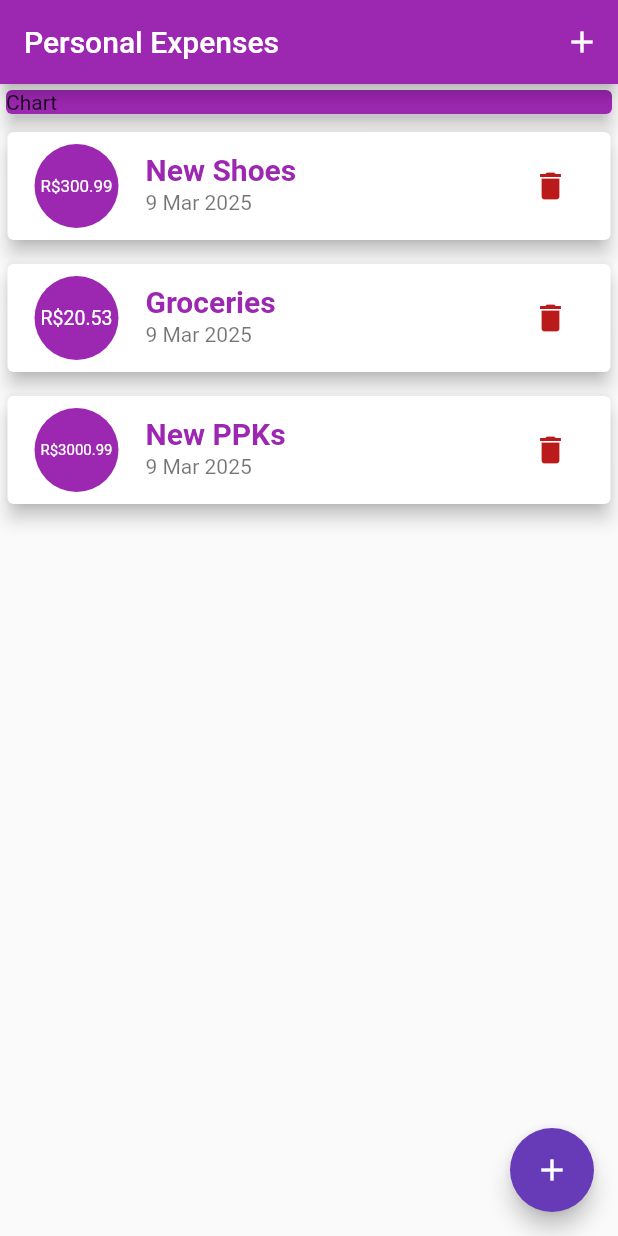
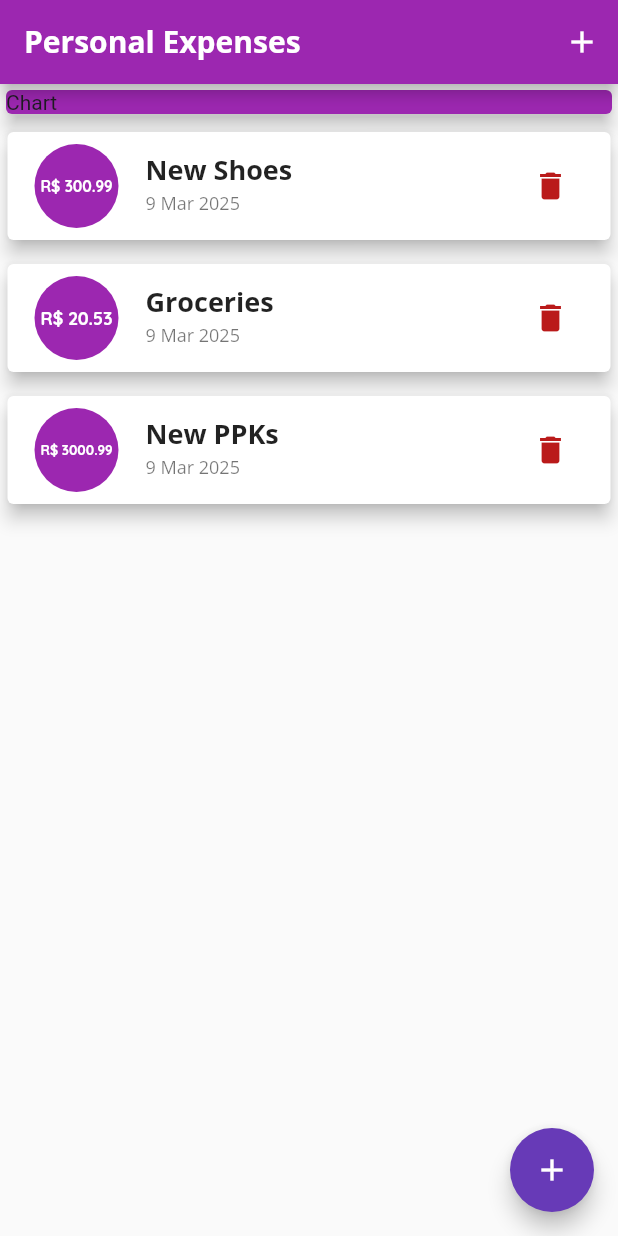
Before and after one commit to dilersik/personal-expenses-flutter, a Flutter app: the screen it shows after launch, on a phone screen of 412 x 824 dp. Run offline on Flutter 3.47's test engine with Material 3 defaults, Android fonts, the phone set to English and light mode, and no system bars.

Commit message:
116. Fontes Personalizadas & Theme

```diff
--- a/lib/components/transaction_list.dart
+++ b/lib/components/transaction_list.dart
@@ -31,20 +31,23 @@ class TransactionList extends StatelessWidget {
                 child: Padding(
                   padding: const EdgeInsets.all(6),
                   child: FittedBox(
-                    child: Text('R\$${transaction.value}'),
+                    child: Text(
+                      'R\$ ${transaction.value}',
+                      style: TextStyle(
+                        fontSize: 16,
+                        fontWeight: FontWeight.bold,
+                      ),
+                    ),
                   ),
                 ),
               ),
               title: Text(
                 transaction.title,
-                style: TextStyle(
-                  fontWeight: FontWeight.bold,
-                  fontSize: 20,
-                  color: Theme.of(context).colorScheme.primary,
-                ),
+                style: Theme.of(context).textTheme.titleLarge,
               ),
               subtitle: Text(
                 DateFormat('d MMM y').format(transaction.date),
+                style: Theme.of(context).textTheme.bodySmall,
               ),
               trailing: IconButton(
                 icon: Icon(Icons.delete),
--- a/lib/main.dart
+++ b/lib/main.dart
@@ -22,12 +22,30 @@ class ExpensesApp extends StatelessWidget {
         appBarTheme: AppBarTheme(
           backgroundColor: Colors.purple,
           foregroundColor: Colors.white,
+          titleTextStyle: TextStyle(
+            fontFamily: 'OpenSans',
+            fontSize: 20,
+            fontWeight: FontWeight.bold,
+          ),
         ),
         colorScheme: ColorScheme.fromSeed(
           seedColor: Colors.purple, // Use a solid color
           primary: Colors.purple,
           secondary: Colors.deepPurple, // More readable secondary color
           tertiary: Colors.white,
+        ),
+        fontFamily: "Quicksand",
+        textTheme: ThemeData.light().textTheme.copyWith(
+          titleLarge: TextStyle(
+            fontFamily: 'OpenSans',
+            fontSize: 18,
+            fontWeight: FontWeight.bold,
+          ),
+          bodySmall: TextStyle(
+            fontFamily: 'OpenSans',
+            fontSize: 12,
+            color: Colors.black54,
+          ),
         ),
       ),
     );
@@ -93,9 +111,7 @@ class _MyHomePageState extends State<MyHomePage> {
   Widget build(BuildContext context) {
     return Scaffold(
       appBar: AppBar(
-        title: Text(
-          'Personal Expenses',
-        ),
+        title: Text('Personal Expenses'),
         actions: [
           IconButton(
             onPressed: () => _openTransactionFormModal(context),
```
Also changed, not shown: pubspec.yaml (+11 -6 lines), assets/fonts/OpenSans-Bold.ttf (added), assets/fonts/OpenSans-Regular.ttf (added), assets/fonts/Quicksand-Bold.ttf (added), assets/fonts/Quicksand-Light.ttf (added), assets/fonts/Quicksand-Medium.ttf (added), assets/fonts/Quicksand-Regular.ttf (added).
